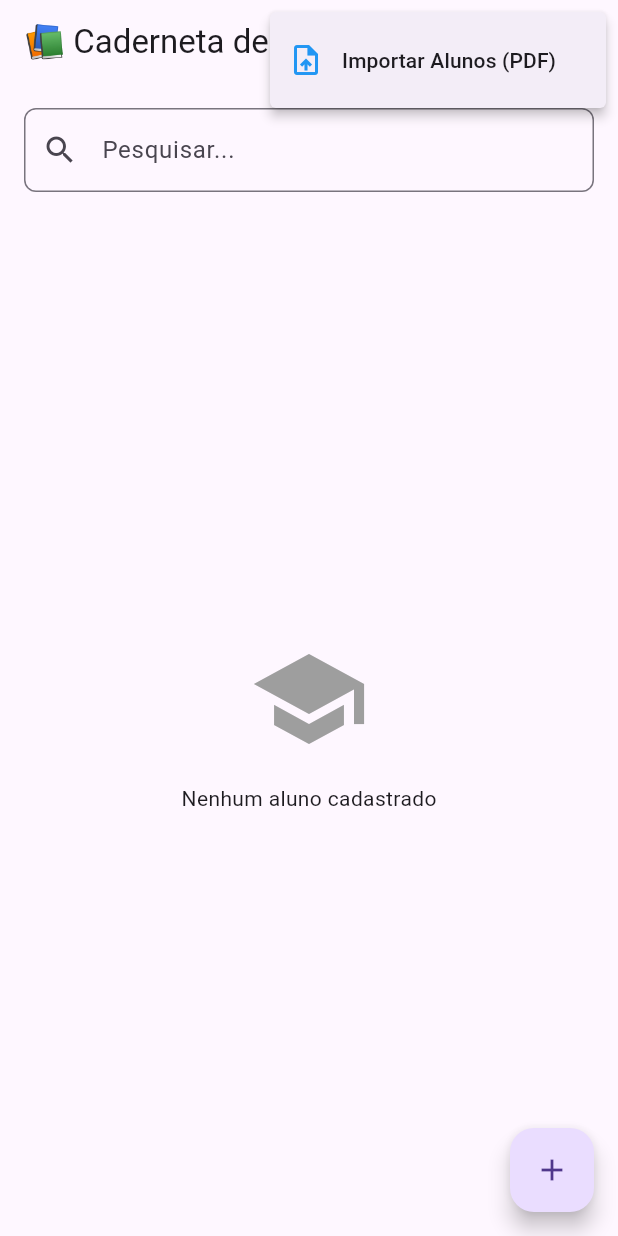
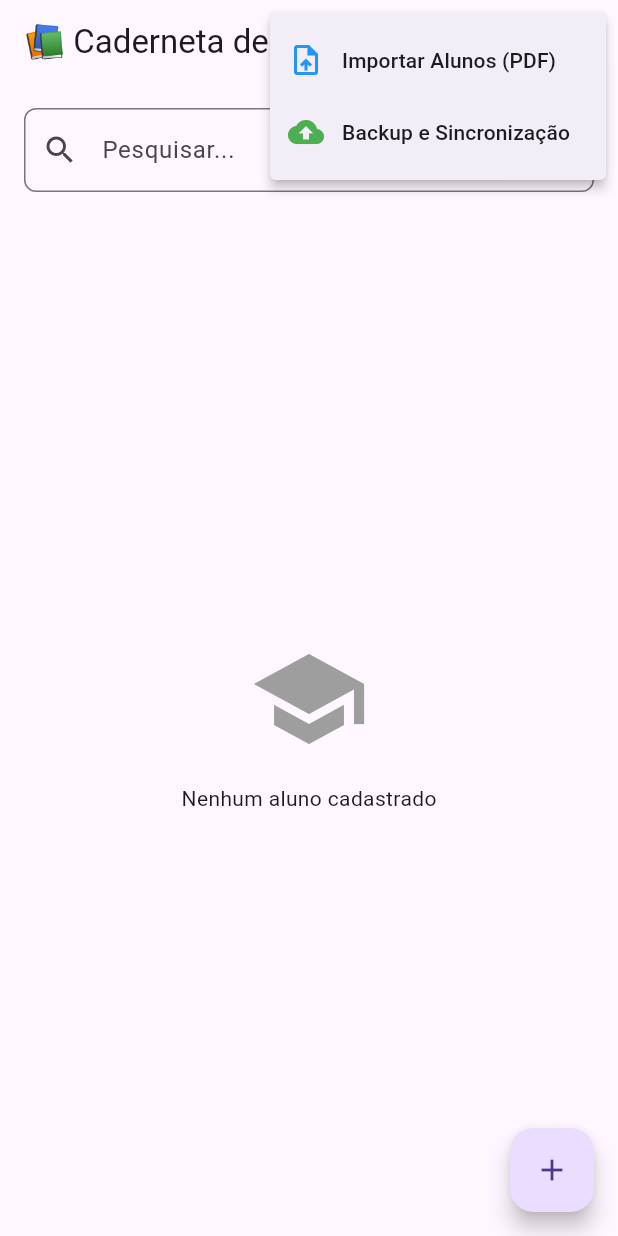
Before and after one commit to ManoelaV/StudentGradeBook, a Flutter app: the screen it shows after launch, after a tap on the "more vert" icon, on a phone screen of 412 x 824 dp. Run offline on Flutter 3.47's test engine with Material 3 defaults, Android fonts, the phone set to English and light mode, and no system bars; our stand-ins replace image_picker, sqflite; accounts and stored records are empty.

Commit message:
Add Google Drive backup UI, docs and deps
Add Google Drive backup support: new GOOGLE_DRIVE_SETUP.md with step-by-step setup for OAuth/Drive, add BackupScreen navigation in HomeScreen (menu item + import), register google_sign_in plugin in macOS GeneratedPluginRegistrant, and add google_sign_in, googleapis and http dependencies (with updated pubspec.lock). Enables Google Sign-In and Drive backup/sync functionality.

```diff
--- a/flutter_app/lib/screens/home_screen.dart
+++ b/flutter_app/lib/screens/home_screen.dart
@@ -7,6 +7,7 @@ import '../database.dart';
 import 'add_student_screen.dart';
 import 'student_detail_screen.dart';
 import 'pdf_import_screen.dart';
+import 'backup_screen.dart';
 
 class HomeScreen extends StatefulWidget {
   const HomeScreen({super.key});
@@ -175,6 +176,21 @@ class _HomeScreenState extends State<HomeScreen> {
                     context,
                     MaterialPageRoute(builder: (context) => const PDFImportScreen()),
                   ).then((_) => context.read<StudentProvider>().loadStudents());
+                },
+              ),
+              PopupMenuItem(
+                child: const Row(
+                  children: [
+                    Icon(Icons.cloud_upload, color: Colors.green),
+                    SizedBox(width: 12),
+                    Text('Backup e Sincronização'),
+                  ],
+                ),
+                onTap: () {
+                  Navigator.push(
+                    context,
+                    MaterialPageRoute(builder: (context) => const BackupScreen()),
+                  );
                 },
               ),
             ],
--- a/flutter_app/pubspec.yaml
+++ b/flutter_app/pubspec.yaml
@@ -20,6 +20,9 @@ dependencies:
   intl: ^0.19.0
   pdf: ^3.10.7
   printing: ^5.11.0
+  google_sign_in: ^6.1.5
+  googleapis: ^11.4.0
+  http: ^1.1.0
 
 dev_dependencies:
   flutter_test:
```
Also changed, not shown: flutter_app/pubspec.lock, 2 other files.
